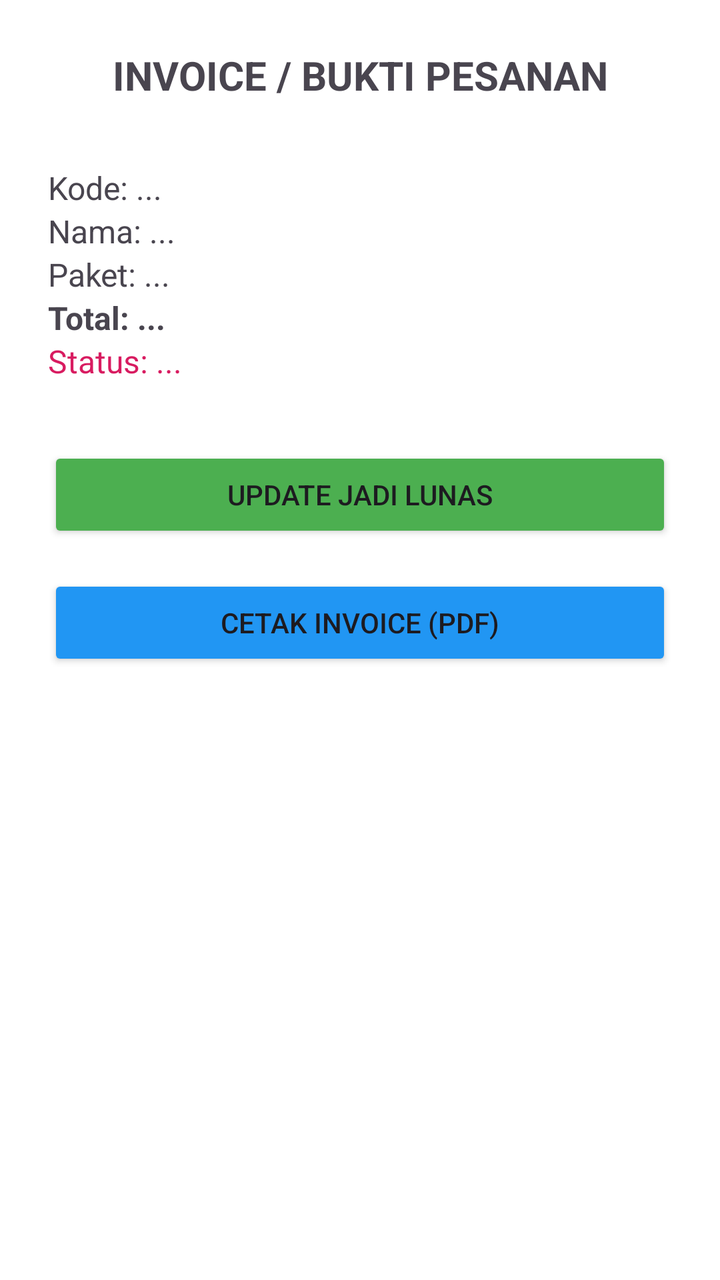
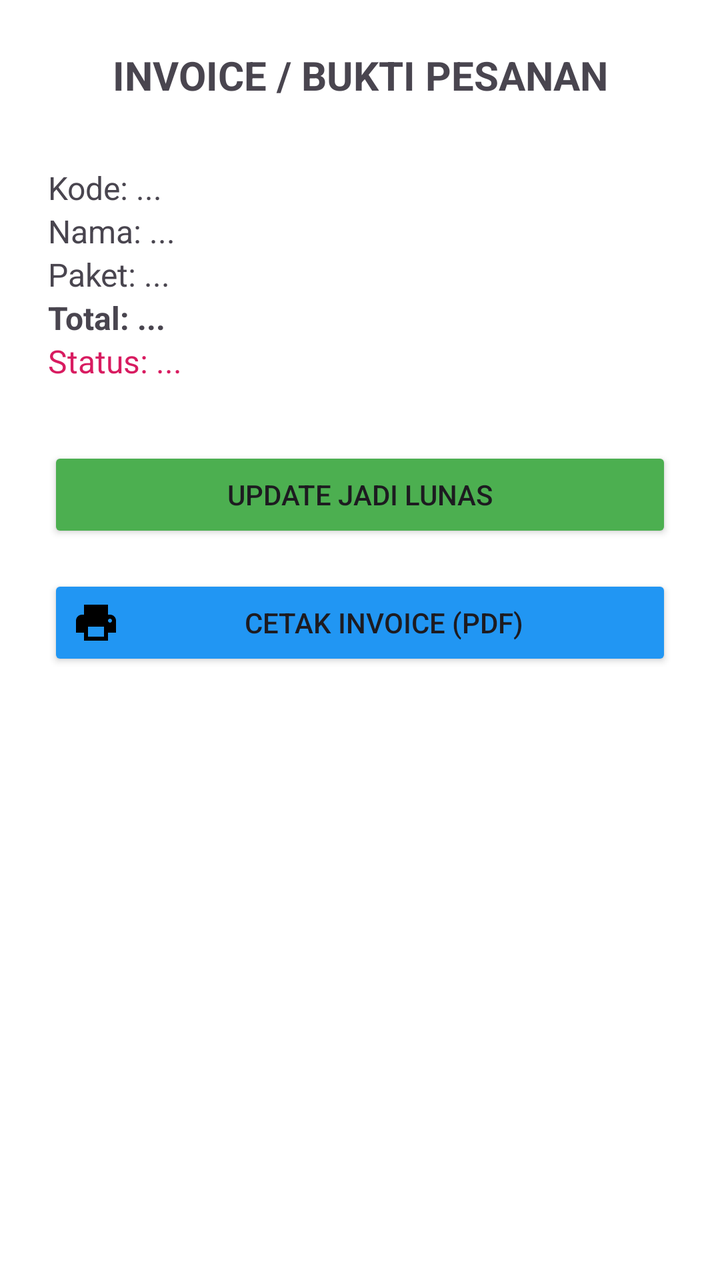

Screens rendered from an Android XML layout before and after an edit, with the pre-edit source and the edit as a unified diff.
<!-- AndroidManifest.xml: application theme Theme.WeddingOrganizer -->
<!-- res/layout/activity_booking_detail.xml -->
<?xml version="1.0" encoding="utf-8"?>
<LinearLayout xmlns:android="http://schemas.android.com/apk/res/android"
    android:layout_width="match_parent"
    android:layout_height="match_parent"
    android:orientation="vertical"
    android:padding="24dp"
    android:background="#FFFFFF">

    <TextView
        android:layout_width="match_parent"
        android:layout_height="wrap_content"
        android:text="INVOICE / BUKTI PESANAN"
        android:gravity="center"
        android:textSize="20sp"
        android:textStyle="bold"
        android:layout_marginBottom="32dp"/>

    <TextView
        android:id="@+id/tvDetailKode"
        android:layout_width="match_parent"
        android:layout_height="wrap_content"
        android:text="Kode: ..."
        android:textSize="16sp"/>
    <TextView
        android:id="@+id/tvDetailNama"
        android:layout_width="match_parent"
        android:layout_height="wrap_content"
        android:text="Nama: ..."
        android:textSize="16sp"/>
    <TextView
        android:id="@+id/tvDetailPaket"
        android:layout_width="match_parent"
        android:layout_height="wrap_content"
        android:text="Paket: ..."
        android:textSize="16sp"/>
    <TextView android:id="@+id/tvDetailTotal"
        android:layout_width="match_parent"
        android:layout_height="wrap_content"
        android:text="Total: ..."
        android:textSize="16sp"
        android:textStyle="bold"/>
    <TextView android:id="@+id/tvDetailStatus"
        android:text="Status: ..."
        android:layout_width="match_parent"
        android:layout_height="wrap_content"
        android:textSize="16sp"
        android:textColor="#D81B60"
        android:layout_marginBottom="32dp"/>

    <Button
        android:id="@+id/btnMarkLunas"
        android:layout_width="match_parent"
        android:layout_height="wrap_content"
        android:text="UPDATE JADI LUNAS"
        android:backgroundTint="#4CAF50"/>

    <Button
        android:id="@+id/btnPrintPdf"
        android:layout_width="match_parent"
        android:layout_height="wrap_content"
        android:text="CETAK INVOICE (PDF)"
        android:backgroundTint="#2196F3"
        android:layout_marginTop="16dp"/>

</LinearLayout>
<!-- resources referenced by this layout -->
<resources>
  <style name="Theme.WeddingOrganizer" parent="Base.Theme.WeddingOrganizer" />
  <style name="Base.Theme.WeddingOrganizer" parent="Theme.Material3.DayNight.NoActionBar">
          
          
      </style>
</resources>

<!-- the commit's change to res/layout/activity_booking_detail.xml (unified diff, before → after) -->
@@ -60,6 +60,7 @@
         android:layout_height="wrap_content"
         android:text="CETAK INVOICE (PDF)"
         android:backgroundTint="#2196F3"
+        android:drawableStart="@drawable/ic_print"
         android:layout_marginTop="16dp"/>
 
 </LinearLayout>
<!-- resource entries referenced after the edit -->
@@ -1,5 +1,15 @@
 <!-- resources referenced by this layout -->
 <resources>
+  <!-- drawable ic_print (drawable) -->
+  <vector xmlns:android="http://schemas.android.com/apk/res/android"
+      android:width="24dp"
+      android:height="24dp"
+      android:viewportWidth="24"
+      android:viewportHeight="24">
+      <path
+          android:fillColor="#FF000000"
+          android:pathData="M19,8h-1V3H6v5H5c-1.66,0 -3,1.34 -3,3v6h4v4h12v-4h4v-6c0,-1.66 -1.34,-3 -3,-3zM16,19H8v-5h8v5zm3,-7c-0.55,0 -1,-0.45 -1,-1s0.45,-1 1,-1 1,0.45 1,1 -0.45,1 -1,1zm-1,-9H6v4h12V3z"/>
+  </vector>
   <style name="Theme.WeddingOrganizer" parent="Base.Theme.WeddingOrganizer" />
   <style name="Base.Theme.WeddingOrganizer" parent="Theme.Material3.DayNight.NoActionBar">
           
